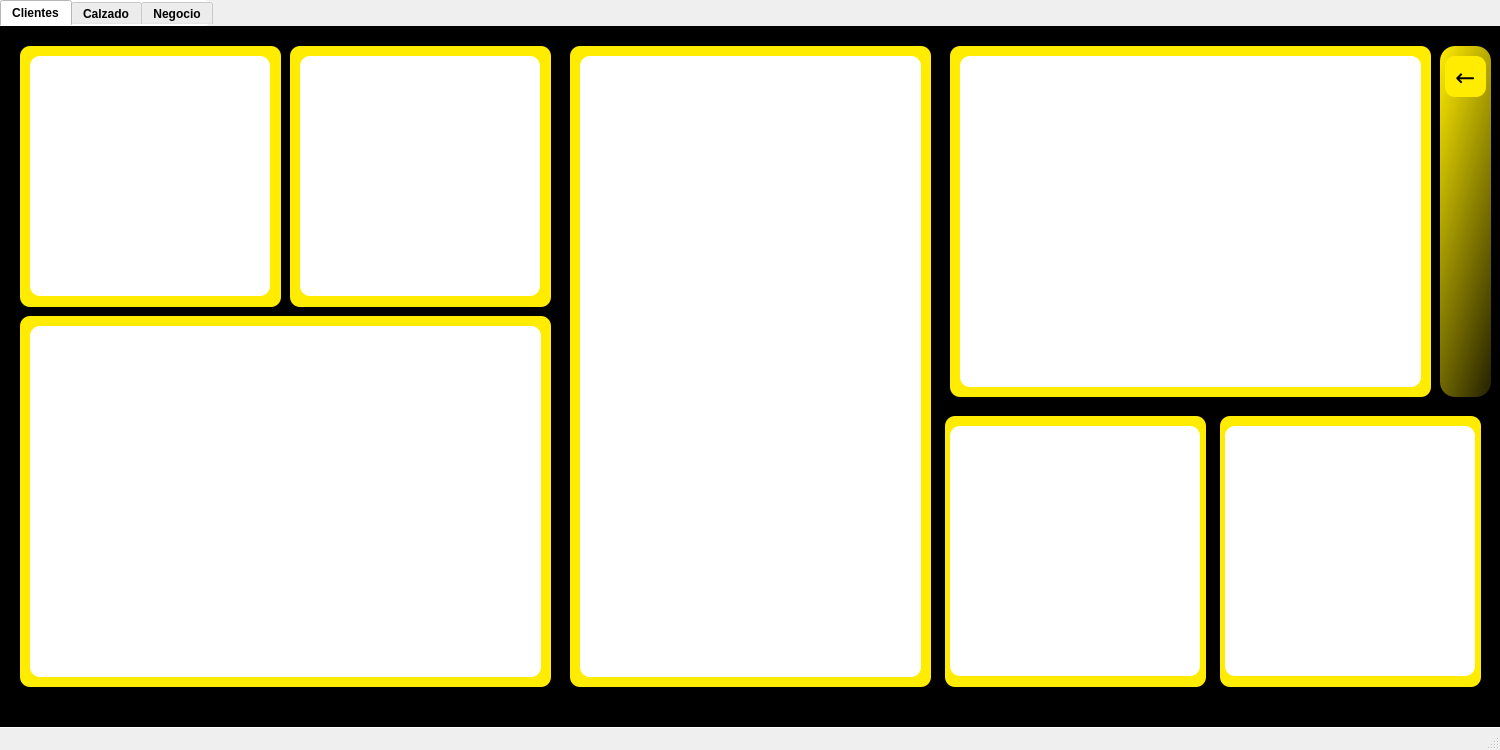
Old version of the form dashboard.ui in the repository xXDatiXx/DashBoard_Bases.
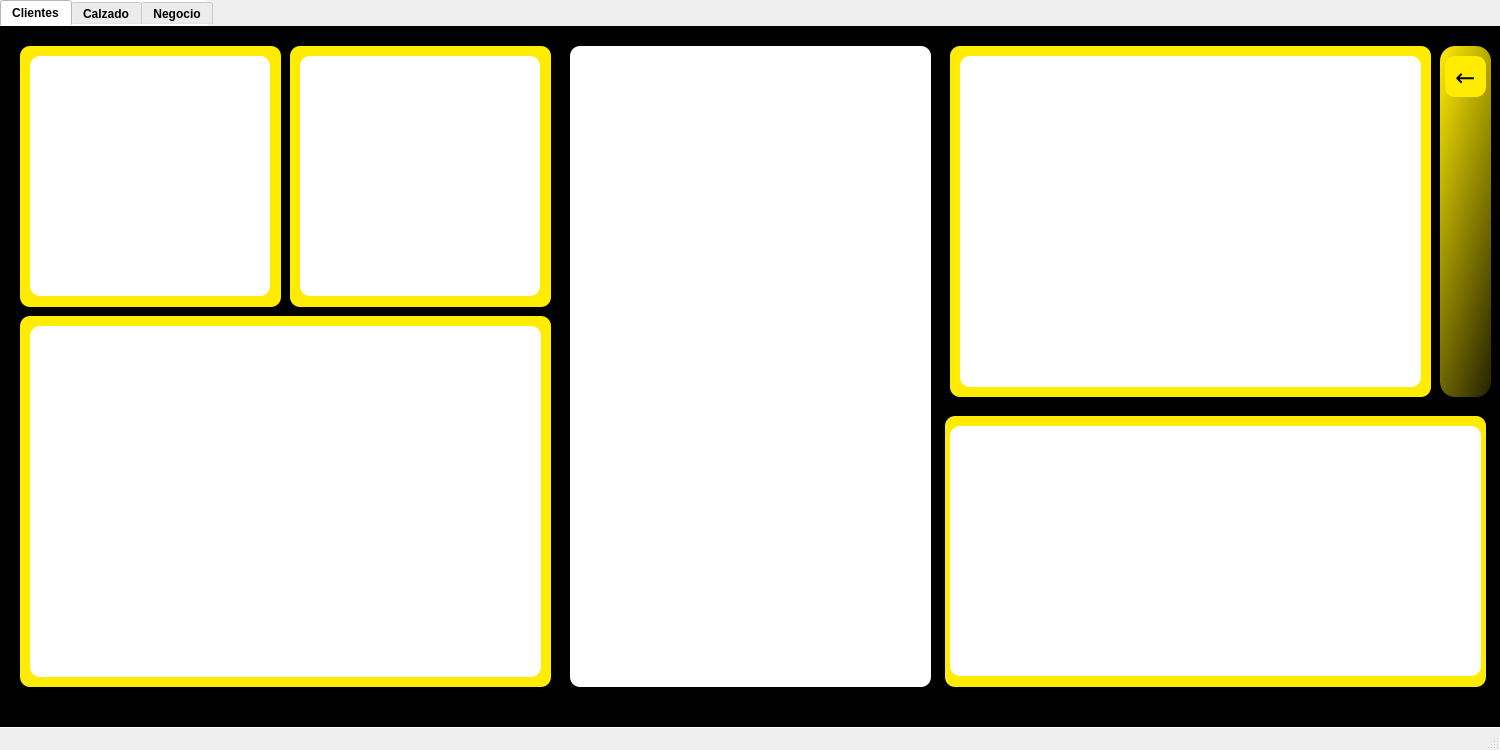
New version of the form. The open tabs and pages were chosen to show the change.

What changed in the file:
```diff
--- a/dashboard.ui
+++ b/dashboard.ui
@@ -181,29 +181,13 @@
        <string/>
       </property>
      </widget>
-     <widget class="QLabel" name="label_9">
-      <property name="geometry">
-       <rect>
-        <x>570</x>
-        <y>20</y>
-        <width>361</width>
-        <height>641</height>
-       </rect>
-      </property>
-      <property name="styleSheet">
-       <string notr="true">background-color: rgb(255, 236, 0)</string>
-      </property>
-      <property name="text">
-       <string/>
-      </property>
-     </widget>
      <widget class="QGraphicsView" name="clientes_graphicsView_4">
       <property name="geometry">
        <rect>
-        <x>580</x>
-        <y>30</y>
-        <width>341</width>
-        <height>621</height>
+        <x>570</x>
+        <y>20</y>
+        <width>361</width>
+        <height>641</height>
        </rect>
       </property>
      </widget>
@@ -212,23 +196,7 @@
        <rect>
         <x>945</x>
         <y>390</y>
-        <width>261</width>
-        <height>271</height>
-       </rect>
-      </property>
-      <property name="styleSheet">
-       <string notr="true">background-color: rgb(255, 236, 0)</string>
-      </property>
-      <property name="text">
-       <string/>
-      </property>
-     </widget>
-     <widget class="QLabel" name="label_13">
-      <property name="geometry">
-       <rect>
-        <x>1220</x>
-        <y>390</y>
-        <width>261</width>
+        <width>541</width>
         <height>271</height>
        </rect>
       </property>
@@ -264,17 +232,7 @@
        <rect>
         <x>950</x>
         <y>400</y>
-        <width>250</width>
-        <height>250</height>
-       </rect>
-      </property>
-     </widget>
-     <widget class="QGraphicsView" name="clientes_graphicsView_6">
-      <property name="geometry">
-       <rect>
-        <x>1225</x>
-        <y>400</y>
-        <width>250</width>
+        <width>531</width>
         <height>250</height>
        </rect>
       </property>
```
Left out of the diff: 53 changed lines with no effect on the pictures.
